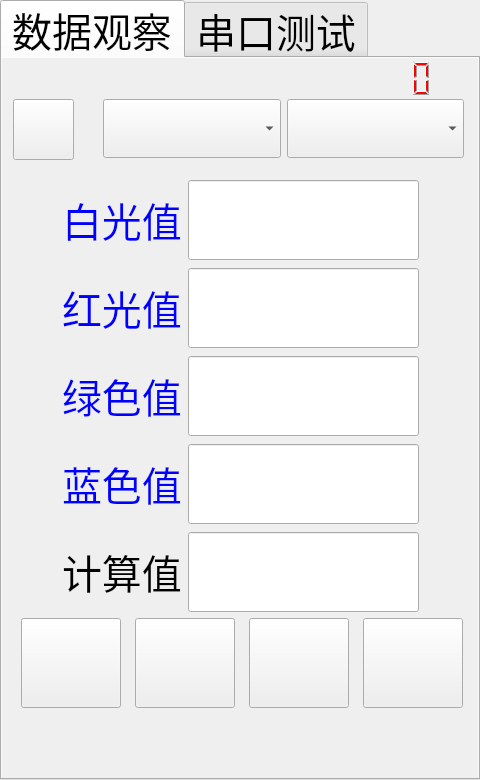
Above: maintancance.ui from jack-love/wc100-English before the change. Below: the same form after it.
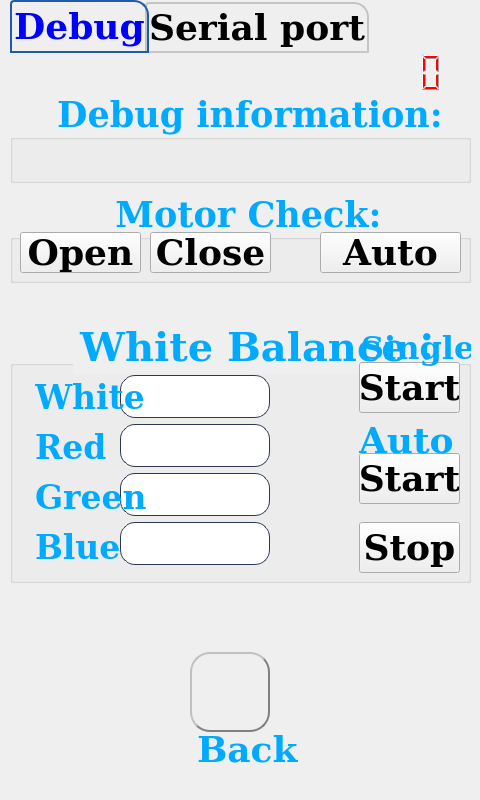
That is the form after the change. Icons and pictures are not drawn.

Diff of the .ui file:
```diff
--- a/maintancance.ui
+++ b/maintancance.ui
@@ -7,7 +7,7 @@
     <x>0</x>
     <y>0</y>
     <width>480</width>
-    <height>780</height>
+    <height>800</height>
    </rect>
   </property>
   <property name="sizePolicy">
@@ -42,12 +42,10 @@
   </property>
   <property name="font">
    <font>
-    <pointsize>30</pointsize>
-    <weight>50</weight>
-    <italic>false</italic>
-    <bold>false</bold>
-    <underline>false</underline>
-    <strikeout>false</strikeout>
+    <family>DejaVu Serif</family>
+    <pointsize>27</pointsize>
+    <weight>75</weight>
+    <bold>true</bold>
    </font>
   </property>
   <property name="mouseTracking">
@@ -77,6 +75,90 @@
   <property name="autoFillBackground">
    <bool>true</bool>
   </property>
+  <property name="styleSheet">
+   <string notr="true">
+
+QTabWidget::pane { /* The tab widget frame */
+     border-top: -1px solid #C2C7CB;
+ }
+
+ QTabWidget::tab-bar {
+     left: 10px; /* move to the right by 10px */
+
+ }
+
+ /* Style the tab using the tab sub-control. Note that
+     it reads QTabBar _not_ QTabWidget */
+ QTabBar::tab {
+
+     background: qlineargradient(x1: 0, y1: 0, x2: 0, y2: 1,
+                                 stop: 0 #E1E1E1, stop: 0.4 #DDDDDD,
+                                 stop: 0.5 #D8D8D8, stop: 1.0 #D3D3D3);
+     border: 2px solid #C4C4C3;
+     border-bottom-color: #C2C7CB; /* same as the pane color */
+     border-top-left-radius: 4px;
+     border-top-right-radius: 15px;
+     min-width: 8ex;
+     padding: 2px;
+	color: rgb(0, 0, 0);
+
+ }
+
+ QTabBar::tab:selected, QTabBar::tab:hover {
+     background: qlineargradient(x1: 0, y1: 0, x2: 0, y2: 1,
+
+                                 stop: 0 rgb(31, 90, 175), 
+stop: 0.2 rgb(203, 235, 235),
+                                 stop: 0.6 rgb(203, 235, 235), stop: 1.0 rgb(31, 90, 175));
+
+ }
+
+ QTabBar::tab:selected {
+     border-color: rgb(31, 90, 175);
+     /*border-bottom-color: #C2C7CB; same as pane color*/ 
+	color: rgb(0, 0, 255);
+ }
+
+ QTabBar::tab:!selected {
+     margin-top: 2px; /* make non-selected tabs look smaller */
+ }
+
+ /* make use of negative margins for overlapping tabs */
+ QTabBar::tab:selected {
+     /* expand/overlap to the left and right by 4px */
+     margin-left: -4px;
+     margin-right: -4px;
+ }
+
+ QTabBar::tab:first:selected {
+     margin-left: 0; /* the first selected tab has nothing to overlap with on the left */
+ }
+
+ QTabBar::tab:last:selected {
+     margin-right: 0; /* the last selected tab has nothing to overlap with on the right */
+ }
+
+ QTabBar::tab:only-one {
+     margin: 0; /* if there is only one tab, we don't want overlapping margins */
+ }
+
+
+QLineEdit {
+  border: 1px solid rgb(41, 57, 85);
+    border-radius: 15px;  
+    background: white;  
+    selection-background-color: green; 
+    font-size: 25px;
+ lineedit-password-character: 42;
+}
+ 
+QLabel{
+color:rgb(0, 170, 255); 
+}
+QGroupBox{color:rgb(0, 170, 255);}
+
+</string>
+  </property>
   <property name="tabPosition">
    <enum>QTabWidget::North</enum>
   </property>
@@ -134,37 +216,127 @@
     <set>Qt::ImhNone</set>
    </property>
    <attribute name="title">
-    <string notr="true">数据观察</string>
+    <string notr="true">Debug</string>
    </attribute>
-   <widget class="QWidget" name="layoutWidget">
+   <widget class="QGroupBox" name="groupBox_2">
     <property name="geometry">
      <rect>
-      <x>60</x>
-      <y>120</y>
-      <width>357</width>
-      <height>441</height>
+      <x>10</x>
+      <y>40</y>
+      <width>461</width>
+      <height>91</height>
      </rect>
     </property>
-    <layout class="QVBoxLayout" name="verticalLayout">
-     <item>
-      <layout class="QHBoxLayout" name="horizontalLayout">
-       <item>
-        <widget class="QLabel" name="label_white">
          <property name="font">
           <font>
+      <family>DejaVu Serif</family>
+      <pointsize>26</pointsize>
+      <weight>75</weight>
+      <bold>true</bold>
+     </font>
+    </property>
+    <property name="title">
+     <string>Debug information:</string>
+    </property>
+    <property name="alignment">
+     <set>Qt::AlignHCenter|Qt::AlignTop</set>
+    </property>
+    <widget class="QLabel" name="State_display">
+     <property name="geometry">
+      <rect>
+       <x>10</x>
+       <y>50</y>
+       <width>441</width>
+       <height>31</height>
+      </rect>
+     </property>
+     <property name="font">
+      <font>
+       <pointsize>22</pointsize>
+      </font>
+     </property>
+     <property name="text">
+      <string/>
+     </property>
+    </widget>
+   </widget>
+   <widget class="QGroupBox" name="groupBox_3">
+    <property name="geometry">
+     <rect>
+      <x>10</x>
+      <y>260</y>
+      <width>461</width>
+      <height>271</height>
+     </rect>
+    </property>
+    <property name="font">
+     <font>
+      <family>DejaVu Serif</family>
            <pointsize>30</pointsize>
+      <weight>75</weight>
+      <bold>true</bold>
+     </font>
+    </property>
+    <property name="styleSheet">
+     <string notr="true"/>
+    </property>
+    <property name="title">
+     <string>White Balance：</string>
+    </property>
+    <property name="alignment">
+     <set>Qt::AlignHCenter|Qt::AlignTop</set>
+    </property>
+    <widget class="QPushButton" name="white_Balance">
+     <property name="geometry">
+      <rect>
+       <x>349</x>
+       <y>50</y>
+       <width>101</width>
+       <height>51</height>
+      </rect>
+     </property>
+     <property name="maximumSize">
+      <size>
+       <width>500</width>
+       <height>80</height>
+      </size>
+     </property>
+     <property name="font">
+      <font>
+       <family>DejaVu Serif</family>
+       <pointsize>27</pointsize>
+       <weight>75</weight>
+       <bold>true</bold>
           </font>
          </property>
          <property name="text">
-          <string>&lt;html&gt;&lt;head/&gt;&lt;body&gt;&lt;p&gt;&lt;span style=&quot; color:#0000ff;&quot;&gt;白光值&lt;/span&gt;&lt;/p&gt;&lt;/body&gt;&lt;/html&gt;</string>
-         </property>
-        </widget>
-       </item>
-       <item>
+      <string>Start</string>
+     </property>
+     <property name="iconSize">
+      <size>
+       <width>60</width>
+       <height>60</height>
+      </size>
+     </property>
+    </widget>
         <widget class="QLineEdit" name="edit_white">
+     <property name="geometry">
+      <rect>
+       <x>110</x>
+       <y>63</y>
+       <width>150</width>
+       <height>43</height>
+      </rect>
+     </property>
+     <property name="maximumSize">
+      <size>
+       <width>150</width>
+       <height>50</height>
+      </size>
+     </property>
          <property name="font">
           <font>
-           <pointsize>47</pointsize>
+       <pointsize>-1</pointsize>
           </font>
          </property>
          <property name="frame">
@@ -174,159 +346,89 @@
           <number>0</number>
          </property>
         </widget>
-       </item>
-      </layout>
-     </item>
-     <item>
-      <layout class="QHBoxLayout" name="horizontalLayout_2">
-       <item>
-        <widget class="QLabel" name="label_read">
-         <property name="font">
-          <font>
-           <pointsize>30</pointsize>
-          </font>
-         </property>
-         <property name="text">
-          <string>&lt;html&gt;&lt;head/&gt;&lt;body&gt;&lt;p&gt;&lt;span style=&quot; color:#0000ff;&quot;&gt;红光值&lt;/span&gt;&lt;/p&gt;&lt;/body&gt;&lt;/html&gt;</string>
-         </property>
-        </widget>
-       </item>
-       <item>
-        <widget class="QLineEdit" name="edit_read">
-         <property name="font">
-          <font>
-           <pointsize>47</pointsize>
-          </font>
-         </property>
-        </widget>
-       </item>
-      </layout>
-     </item>
-     <item>
-      <layout class="QHBoxLayout" name="horizontalLayout_3">
-       <item>
-        <widget class="QLabel" name="label_green">
-         <property name="font">
-          <font>
-           <pointsize>30</pointsize>
-          </font>
-         </property>
-         <property name="text">
-          <string>&lt;html&gt;&lt;head/&gt;&lt;body&gt;&lt;p&gt;&lt;span style=&quot; color:#0000ff;&quot;&gt;绿色值&lt;/span&gt;&lt;/p&gt;&lt;/body&gt;&lt;/html&gt;</string>
-         </property>
-        </widget>
-       </item>
-       <item>
-        <widget class="QLineEdit" name="edit_green">
-         <property name="font">
-          <font>
-           <pointsize>47</pointsize>
-          </font>
-         </property>
-        </widget>
-       </item>
-      </layout>
-     </item>
-     <item>
-      <layout class="QHBoxLayout" name="horizontalLayout_4">
-       <item>
-        <widget class="QLabel" name="label_blue">
-         <property name="font">
-          <font>
-           <pointsize>30</pointsize>
-          </font>
-         </property>
-         <property name="text">
-          <string>&lt;html&gt;&lt;head/&gt;&lt;body&gt;&lt;p&gt;&lt;span style=&quot; color:#0000ff;&quot;&gt;蓝色值&lt;/span&gt;&lt;/p&gt;&lt;/body&gt;&lt;/html&gt;</string>
-         </property>
-        </widget>
-       </item>
-       <item>
         <widget class="QLineEdit" name="eadit_blue">
+     <property name="geometry">
+      <rect>
+       <x>110</x>
+       <y>210</y>
+       <width>150</width>
+       <height>43</height>
+      </rect>
+     </property>
+     <property name="maximumSize">
+      <size>
+       <width>150</width>
+       <height>50</height>
+      </size>
+     </property>
          <property name="font">
           <font>
-           <pointsize>47</pointsize>
+       <pointsize>-1</pointsize>
           </font>
          </property>
         </widget>
-       </item>
-      </layout>
-     </item>
-     <item>
-      <layout class="QHBoxLayout" name="horizontalLayout_7">
-       <item>
-        <widget class="QLabel" name="label_2">
-         <property name="font">
-          <font>
-           <pointsize>30</pointsize>
-          </font>
-         </property>
-         <property name="text">
-          <string>&lt;html&gt;&lt;head/&gt;&lt;body&gt;&lt;p&gt;计算值&lt;/p&gt;&lt;/body&gt;&lt;/html&gt;</string>
-         </property>
-        </widget>
-       </item>
-       <item>
-        <widget class="QLineEdit" name="edit_Result">
+    <widget class="QLineEdit" name="edit_green">
+     <property name="geometry">
+      <rect>
+       <x>110</x>
+       <y>161</y>
+       <width>150</width>
+       <height>43</height>
+      </rect>
+     </property>
+     <property name="maximumSize">
+      <size>
+       <width>150</width>
+       <height>50</height>
+      </size>
+     </property>
          <property name="font">
           <font>
-           <pointsize>47</pointsize>
+       <pointsize>-1</pointsize>
           </font>
          </property>
         </widget>
-       </item>
-      </layout>
-     </item>
-    </layout>
-   </widget>
-   <widget class="QWidget" name="layoutWidget">
+    <widget class="QLineEdit" name="edit_read">
     <property name="geometry">
      <rect>
-      <x>11</x>
-      <y>560</y>
-      <width>462</width>
-      <height>90</height>
-     </rect>
-    </property>
-    <layout class="QHBoxLayout" name="horizontalLayout_9">
-     <item>
-      <widget class="QPushButton" name="start">
+       <x>110</x>
+       <y>112</y>
+       <width>150</width>
+       <height>43</height>
+      </rect>
+     </property>
        <property name="maximumSize">
         <size>
-         <width>100</width>
-         <height>100</height>
-        </size>
-       </property>
-       <property name="text">
-        <string/>
-       </property>
-       <property name="icon">
-        <iconset resource="rc.qrc">
-         <normaloff>:/image/Run.png</normaloff>:/image/Run.png</iconset>
-       </property>
-       <property name="iconSize">
-        <size>
-         <width>80</width>
-         <height>80</height>
-        </size>
-       </property>
-      </widget>
-     </item>
-     <item>
+       <width>150</width>
+       <height>50</height>
+      </size>
+     </property>
+     <property name="font">
+      <font>
+       <pointsize>-1</pointsize>
+      </font>
+     </property>
+    </widget>
       <widget class="QPushButton" name="stop">
-       <property name="maximumSize">
-        <size>
-         <width>100</width>
-         <height>100</height>
-        </size>
-       </property>
+     <property name="geometry">
+      <rect>
+       <x>349</x>
+       <y>210</y>
+       <width>101</width>
+       <height>51</height>
+      </rect>
+     </property>
+     <property name="font">
+      <font>
+       <family>DejaVu Serif</family>
+       <pointsize>27</pointsize>
+       <weight>75</weight>
+       <bold>true</bold>
+      </font>
+     </property>
        <property name="text">
-        <string/>
-       </property>
-       <property name="icon">
-        <iconset resource="rc.qrc">
-         <normaloff>:/image/Stop.png</normaloff>:/image/Stop.png</iconset>
-       </property>
+      <string>Stop</string>
+     </property>
        <property name="iconSize">
         <size>
          <width>80</width>
@@ -334,92 +436,182 @@
         </size>
        </property>
       </widget>
-     </item>
-     <item>
-      <widget class="QPushButton" name="mechaniceTest">
-       <property name="maximumSize">
+    <widget class="QPushButton" name="start">
+     <property name="geometry">
+      <rect>
+       <x>349</x>
+       <y>141</y>
+       <width>101</width>
+       <height>51</height>
+      </rect>
+     </property>
+     <property name="font">
+      <font>
+       <family>DejaVu Serif</family>
+       <pointsize>27</pointsize>
+       <weight>75</weight>
+       <bold>true</bold>
+      </font>
+     </property>
+     <property name="text">
+      <string>Start</string>
+     </property>
+     <property name="iconSize">
         <size>
-         <width>100</width>
-         <height>100</height>
-        </size>
-       </property>
+       <width>80</width>
+       <height>80</height>
+      </size>
+     </property>
+    </widget>
+    <widget class="QLabel" name="label_one">
+     <property name="geometry">
+      <rect>
+       <x>351</x>
+       <y>10</y>
+       <width>121</width>
+       <height>51</height>
+      </rect>
+     </property>
        <property name="font">
         <font>
+       <family>DejaVu Serif</family>
          <pointsize>24</pointsize>
+       <weight>75</weight>
+       <bold>true</bold>
         </font>
        </property>
        <property name="text">
-        <string/>
-       </property>
-       <property name="icon">
-        <iconset resource="rc.qrc">
-         <normaloff>:/image/MechanicalTesting.png</normaloff>:/image/MechanicalTesting.png</iconset>
-       </property>
-       <property name="iconSize">
-        <size>
-         <width>70</width>
-         <height>70</height>
-        </size>
-       </property>
-      </widget>
-     </item>
-     <item>
-      <widget class="QPushButton" name="white_Balance">
-       <property name="maximumSize">
-        <size>
-         <width>100</width>
-         <height>100</height>
-        </size>
+      <string>Single</string>
+     </property>
+    </widget>
+    <widget class="QLabel" name="label_auto">
+     <property name="geometry">
+      <rect>
+       <x>349</x>
+       <y>103</y>
+       <width>101</width>
+       <height>51</height>
+      </rect>
+     </property>
+     <property name="font">
+      <font>
+       <family>DejaVu Serif</family>
+       <pointsize>27</pointsize>
+       <weight>75</weight>
+       <bold>true</bold>
+      </font>
+     </property>
+     <property name="text">
+      <string>Auto</string>
+     </property>
+    </widget>
+    <widget class="QLabel" name="label">
+     <property name="geometry">
+      <rect>
+       <x>25</x>
+       <y>70</y>
+       <width>111</width>
+       <height>31</height>
+      </rect>
        </property>
        <property name="font">
         <font>
+       <family>DejaVu Serif</family>
          <pointsize>25</pointsize>
+       <weight>75</weight>
+       <bold>true</bold>
         </font>
        </property>
        <property name="text">
-        <string/>
-       </property>
-       <property name="icon">
-        <iconset resource="rc.qrc">
-         <normaloff>:/image/whiteBalance.png</normaloff>:/image/whiteBalance.png</iconset>
-       </property>
-       <property name="iconSize">
-        <size>
-         <width>70</width>
-         <height>70</height>
-        </size>
-       </property>
-      </widget>
-     </item>
-    </layout>
-   </widget>
-   <widget class="QWidget" name="layoutWidget">
+      <string>White</string>
+     </property>
+    </widget>
+    <widget class="QLabel" name="label_2">
+     <property name="geometry">
+      <rect>
+       <x>25</x>
+       <y>120</y>
+       <width>111</width>
+       <height>31</height>
+      </rect>
+     </property>
+     <property name="font">
+      <font>
+       <family>DejaVu Serif</family>
+       <pointsize>25</pointsize>
+       <weight>75</weight>
+       <bold>true</bold>
+      </font>
+     </property>
+     <property name="text">
+      <string>Red</string>
+     </property>
+    </widget>
+    <widget class="QLabel" name="label_3">
     <property name="geometry">
      <rect>
-      <x>10</x>
-      <y>0</y>
-      <width>451</width>
-      <height>40</height>
-     </rect>
-    </property>
-    <layout class="QHBoxLayout" name="horizontalLayout_10">
-     <item>
-      <widget class="QLabel" name="label_state">
+       <x>25</x>
+       <y>170</y>
+       <width>111</width>
+       <height>31</height>
+      </rect>
+     </property>
        <property name="font">
         <font>
-         <pointsize>21</pointsize>
-        </font>
-       </property>
-       <property name="styleSheet">
-        <string notr="true">color:rgb(0, 85, 255)</string>
-       </property>
+       <family>DejaVu Serif</family>
+       <pointsize>25</pointsize>
+       <weight>75</weight>
+       <bold>true</bold>
+      </font>
+     </property>
+     <property name="text">
+      <string>Green</string>
+     </property>
+    </widget>
+    <widget class="QLabel" name="label_4">
+     <property name="geometry">
+      <rect>
+       <x>25</x>
+       <y>220</y>
+       <width>111</width>
+       <height>31</height>
+      </rect>
+     </property>
+     <property name="font">
+      <font>
+       <family>DejaVu Serif</family>
+       <pointsize>25</pointsize>
+       <weight>75</weight>
+       <bold>true</bold>
+      </font>
+     </property>
        <property name="text">
-        <string/>
-       </property>
-      </widget>
-     </item>
-     <item>
+      <string>Blue</string>
+     </property>
+    </widget>
+    <zorder>edit_white</zorder>
+    <zorder>eadit_blue</zorder>
+    <zorder>edit_green</zorder>
+    <zorder>edit_read</zorder>
+    <zorder>white_Balance</zorder>
+    <zorder>stop</zorder>
+    <zorder>start</zorder>
+    <zorder>label_one</zorder>
+    <zorder>label_auto</zorder>
+    <zorder>label</zorder>
+    <zorder>label_2</zorder>
+    <zorder>label_3</zorder>
+    <zorder>label_4</zorder>
+   </widget>
       <widget class="QLCDNumber" name="timeNumber">
+    <property name="geometry">
+     <rect>
+      <x>390</x>
+      <y>0</y>
+      <width>61</width>
+      <height>41</height>
+     </rect>
+    </property>
        <property name="maximumSize">
         <size>
          <width>103</width>
@@ -461,24 +653,160 @@
         <number>0</number>
        </property>
       </widget>
-     </item>
-    </layout>
+   <widget class="QGroupBox" name="groupBox_4">
+    <property name="geometry">
+     <rect>
+      <x>10</x>
+      <y>140</y>
+      <width>461</width>
+      <height>91</height>
+     </rect>
+    </property>
+    <property name="font">
+     <font>
+      <family>DejaVu Serif</family>
+      <pointsize>26</pointsize>
+      <weight>75</weight>
+      <bold>true</bold>
+     </font>
+    </property>
+    <property name="title">
+     <string>Motor Check:</string>
+    </property>
+    <property name="alignment">
+     <set>Qt::AlignHCenter|Qt::AlignTop</set>
+    </property>
+    <widget class="QPushButton" name="close_door">
+     <property name="geometry">
+      <rect>
+       <x>140</x>
+       <y>40</y>
+       <width>121</width>
+       <height>41</height>
+      </rect>
+     </property>
+     <property name="font">
+      <font>
+       <family>DejaVu Serif</family>
+       <pointsize>27</pointsize>
+       <weight>75</weight>
+       <bold>true</bold>
+      </font>
+     </property>
+     <property name="text">
+      <string>Close</string>
+     </property>
+    </widget>
+    <widget class="QPushButton" name="open_door">
+     <property name="geometry">
+      <rect>
+       <x>10</x>
+       <y>40</y>
+       <width>121</width>
+       <height>41</height>
+      </rect>
+     </property>
+     <property name="font">
+      <font>
+       <family>DejaVu Serif</family>
+       <pointsize>27</pointsize>
+       <weight>75</weight>
+       <bold>true</bold>
+      </font>
+     </property>
+     <property name="text">
+      <string>Open</string>
+     </property>
+    </widget>
+    <widget class="QPushButton" name="mechaniceTest">
+     <property name="geometry">
+      <rect>
+       <x>310</x>
+       <y>40</y>
+       <width>141</width>
+       <height>41</height>
+      </rect>
+     </property>
+     <property name="font">
+      <font>
+       <family>DejaVu Serif</family>
+       <pointsize>27</pointsize>
+       <weight>75</weight>
+       <bold>true</bold>
+      </font>
+     </property>
+     <property name="styleSheet">
+      <string notr="true"/>
+     </property>
+     <property name="text">
+      <string>Auto</string>
+     </property>
+     <property name="iconSize">
+      <size>
+       <width>60</width>
+       <height>60</height>
+      </size>
+     </property>
+    </widget>
+   </widget>
+   <widget class="QLabel" name="label_back">
+    <property name="geometry">
+     <rect>
+      <x>197</x>
+      <y>667</y>
+      <width>101</width>
+      <height>61</height>
+     </rect>
+    </property>
+    <property name="font">
+     <font>
+      <family>DejaVu Serif</family>
+      <pointsize>27</pointsize>
+      <weight>75</weight>
+      <bold>true</bold>
+     </font>
+    </property>
+    <property name="text">
+     <string>Back</string>
+    </property>
    </widget>
    <widget class="QPushButton" name="backHome">
     <property name="geometry">
      <rect>
-      <x>11</x>
-      <y>41</y>
-      <width>61</width>
-      <height>61</height>
+      <x>190</x>
+      <y>600</y>
+      <width>80</width>
+      <height>80</height>
      </rect>
     </property>
     <property name="maximumSize">
      <size>
       <width>80</width>
-      <height>100</height>
+      <height>80</height>
      </size>
     </property>
+    <property name="font">
+     <font>
+      <pointsize>20</pointsize>
+     </font>
+    </property>
+    <property name="styleSheet">
+     <string notr="true">QPushButton{
+color: white;
+border-radius: 20px;
+border: 2px groove gray;
+border-style: outset;
+}
+QPushButton:hover{
+background-color:white;
+color: black;
+}
+QPushButton:pressed{
+background-color:rgb(0, 0, 0);
+color: white;
+border-style: inset;
+}</string>
+    </property>
     <property name="text">
      <string/>
     </property>
@@ -488,62 +816,16 @@
     </property>
     <property name="iconSize">
      <size>
-      <width>50</width>
-      <height>50</height>
-     </size>
-    </property>
-   </widget>
-   <widget class="QWidget" name="layoutWidget">
-    <property name="geometry">
-     <rect>
-      <x>101</x>
-      <y>41</y>
-      <width>361</width>
-      <height>59</height>
-     </rect>
-    </property>
-    <layout class="QHBoxLayout" name="horizontalLayout_8">
-     <item>
-      <widget class="QComboBox" name="testItem">
-       <property name="minimumSize">
-        <size>
          <width>80</width>
-         <height>12</height>
-        </size>
-       </property>
-       <property name="maximumSize">
-        <size>
-         <width>200</width>
-         <height>200</height>
-        </size>
-       </property>
-       <property name="font">
-        <font>
-         <pointsize>31</pointsize>
-        </font>
-       </property>
-      </widget>
-     </item>
-     <item>
-      <widget class="QComboBox" name="paperType">
-       <property name="maximumSize">
-        <size>
-         <width>200</width>
-         <height>200</height>
-        </size>
-       </property>
-       <property name="font">
-        <font>
-         <pointsize>30</pointsize>
-        </font>
-       </property>
-       <property name="maxVisibleItems">
-        <number>11</number>
-       </property>
-      </widget>
-     </item>
-    </layout>
-   </widget>
+      <height>80</height>
+     </size>
+    </property>
+   </widget>
+   <zorder>timeNumber</zorder>
+   <zorder>groupBox_2</zorder>
+   <zorder>groupBox_3</zorder>
+   <zorder>groupBox_4</zorder>
+   <zorder>label_back</zorder>
    <zorder>backHome</zorder>
    <zorder>layoutWidget</zorder>
    <zorder>layoutWidget</zorder>
@@ -552,7 +834,7 @@
   </widget>
   <widget class="QWidget" name="mechanicalTesting">
    <attribute name="title">
-    <string>串口测试</string>
+    <string>Serial port</string>
    </attribute>
    <widget class="QGroupBox" name="groupBox">
     <property name="geometry">
```
Left out of the diff: 43 changed lines with no effect on the pictures. Lines whose indentation alone changed are shown as unchanged.
